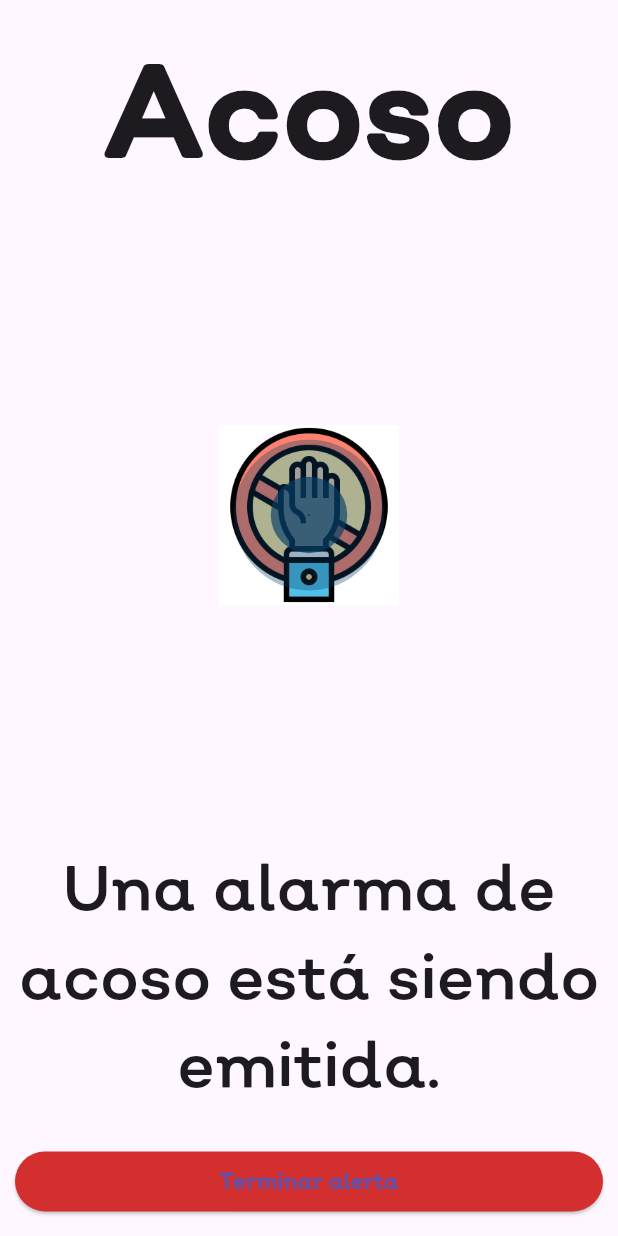
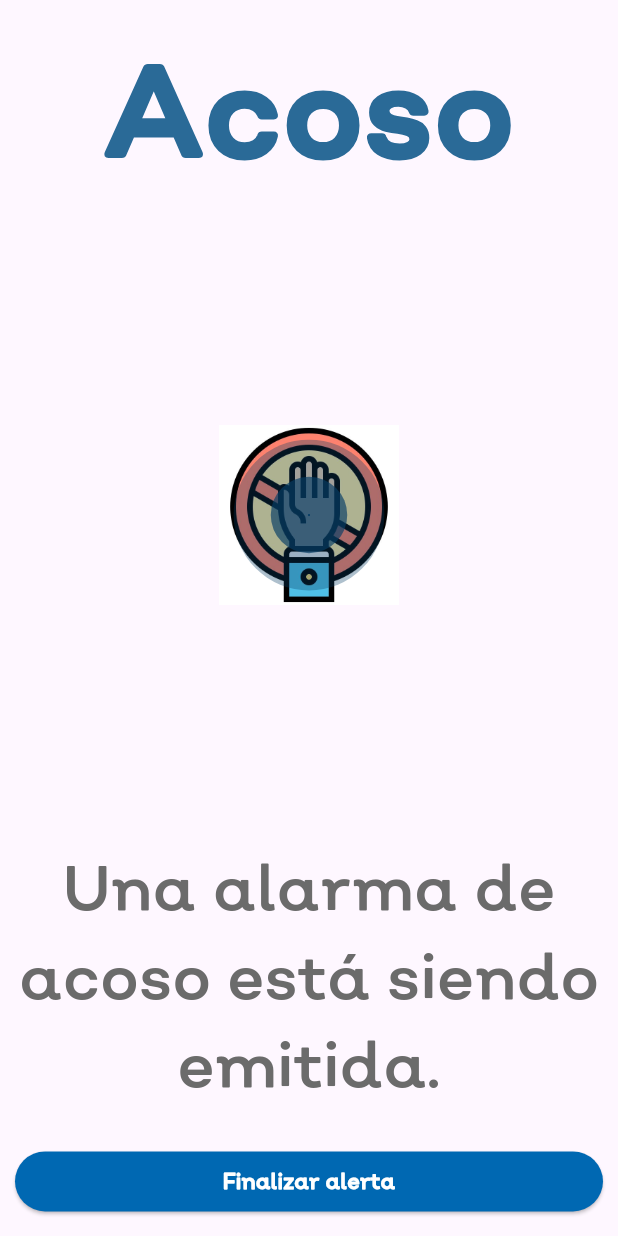
Before and after one commit to evera112398/boton_ceti, a Flutter app: the AlertBuilder widget shown alone on an empty page, opened directly, on a phone screen of 412 x 824 dp. Run offline on Flutter 3.47's test engine with Material 3 defaults, Android fonts, the phone set to English and light mode, and no system bars; our stand-ins replace animated_notch_bottom_bar, geolocator, google_maps_flutter, lottie, permission_handler; missing offline and left inert: maps_toolkit.

Commit message:
Cambio de colores alerta

```diff
--- a/lib/global/global_vars.dart
+++ b/lib/global/global_vars.dart
@@ -8,6 +8,8 @@ class VariablesGlobales {
     const Color.fromRGBO(248, 143, 31, 1),
     const Color.fromRGBO(0, 104, 178, 1),
     const Color.fromARGB(255, 107, 107, 107),
+    const Color.fromARGB(255, 141, 198, 238),
+    const Color.fromARGB(255, 42, 106, 151),
   ];
 
   static Map locationIdentifier = {
--- a/lib/models/alert_builder.dart
+++ b/lib/models/alert_builder.dart
@@ -1,3 +1,4 @@
+import 'package:boton_ceti/global/global_vars.dart';
 import 'package:flutter/material.dart';
 import 'package:lottie/lottie.dart';
 
@@ -40,7 +41,8 @@ class _AlertBuilderState extends State<AlertBuilder> {
                         fit: BoxFit.contain,
                         child: Text(
                           widget.alertTitle,
-                          style: const TextStyle(
+                          style: TextStyle(
+                            color: VariablesGlobales.coloresApp[4],
                             fontFamily: 'Nutmeg',
                             fontWeight: FontWeight.bold,
                           ),
@@ -96,6 +98,7 @@ class _AlertBuilderState extends State<AlertBuilder> {
                             child: Text(
                               widget.alertText,
                               style: TextStyle(
+                                color: VariablesGlobales.coloresApp[2],
                                 fontFamily: 'Nutmeg',
                                 fontWeight: FontWeight.w300,
                                 fontSize: constraints.maxHeight * 0.15,
@@ -113,16 +116,18 @@ class _AlertBuilderState extends State<AlertBuilder> {
                                   const EdgeInsets.symmetric(horizontal: 10),
                               child: ElevatedButton(
                                 style: ElevatedButton.styleFrom(
-                                  backgroundColor: Colors.red[700],
+                                  backgroundColor:
+                                      VariablesGlobales.coloresApp[1],
                                   shape: RoundedRectangleBorder(
                                     borderRadius: BorderRadius.circular(20),
                                   ),
                                 ),
                                 onPressed: () {},
                                 child: const Text(
-                                  'Terminar alerta',
+                                  'Finalizar alerta',
                                   style: TextStyle(
                                     fontFamily: 'Nutmeg',
+                                    color: Colors.white,
                                     fontWeight: FontWeight.bold,
                                   ),
                                 ),
```
Also changed, not shown: lib/models/alert_data.dart (+4 -3 lines), pubspec.lock.
